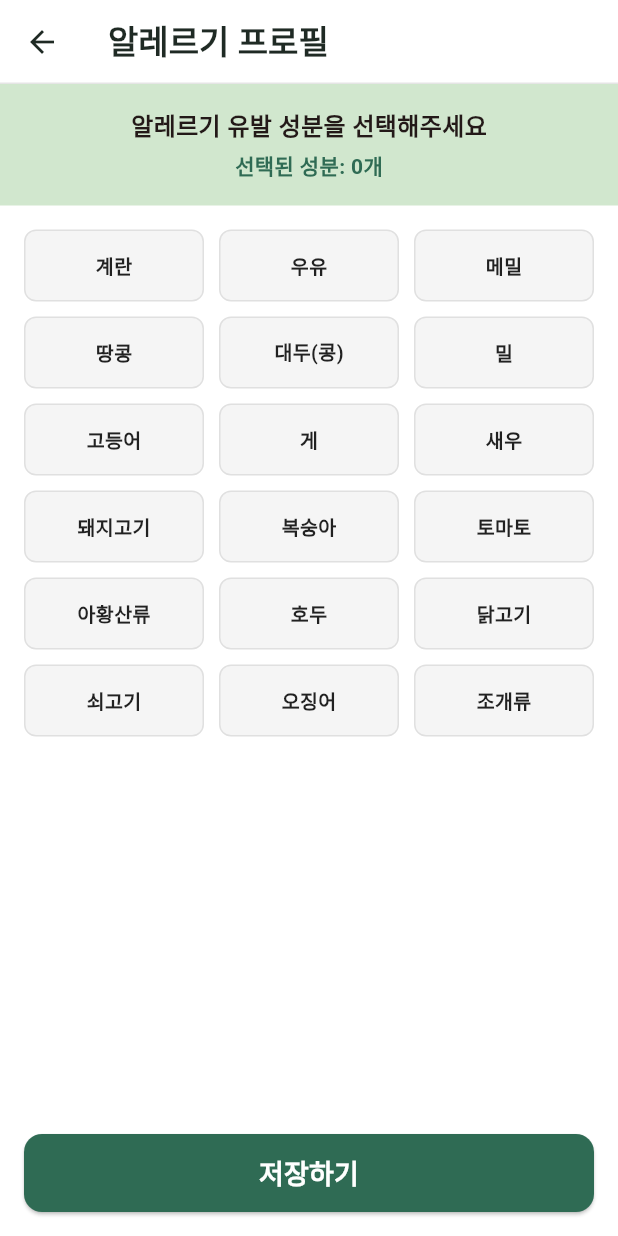
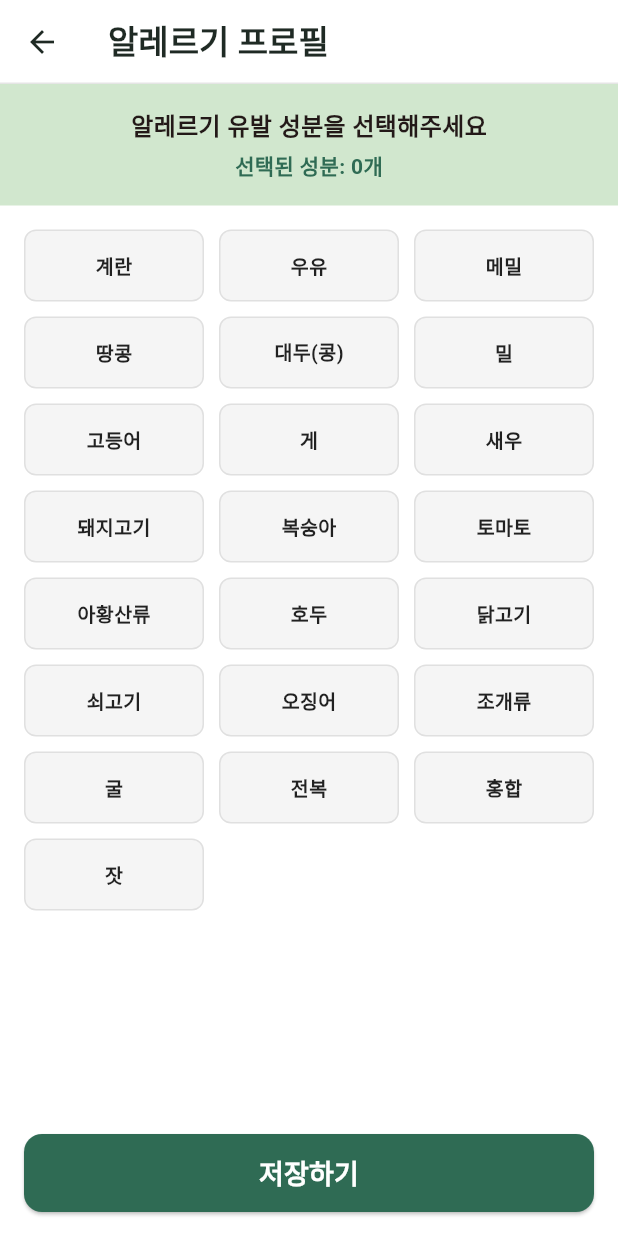
Before and after one commit to parkseonha777/PartE, a Flutter app: the AllergyProfileScreen screen opened directly, on a phone screen of 412 x 824 dp. Run offline on Flutter 3.47's test engine with Material 3 defaults, Android fonts, the phone set to English and light mode, and no system bars; our stand-ins replace camera, image_picker, shared_preferences; accounts and stored records are empty.

Commit message:
알레르기 22종 추가 (굴, 전복, 홍합, 잣) 및 아이콘 추가

```diff
--- a/pati_app/lib/screens/history/history_screen.dart
+++ b/pati_app/lib/screens/history/history_screen.dart
@@ -108,6 +108,10 @@ const Map<String, String> _iconAssets = {
   '오징어': 'squid',
   '고등어': 'mackerel',
   '조개류': 'clam',
+  '굴': 'oyster',
+  '전복': 'abalone',
+  '홍합': 'mussel',
+  '잣': 'pinenut',
   '복숭아': 'peach',
   '토마토': 'tomato',
   '닭고기': 'chicken',
--- a/pati_app/lib/screens/profile/allergy_profile_screen.dart
+++ b/pati_app/lib/screens/profile/allergy_profile_screen.dart
@@ -29,6 +29,10 @@ class _AllergyProfileScreenState extends State<AllergyProfileScreen> {
     '쇠고기': false,
     '오징어': false,
     '조개류': false,
+    '굴': false,
+    '전복': false,
+    '홍합': false,
+    '잣': false,
   };
 
   @override
```
Also changed, not shown: pati_app/assets/allergens/abalone.png (added), pati_app/assets/allergens/mussel.png (added), pati_app/assets/allergens/oyster.png (added), pati_app/assets/allergens/pinenut.png (added).
